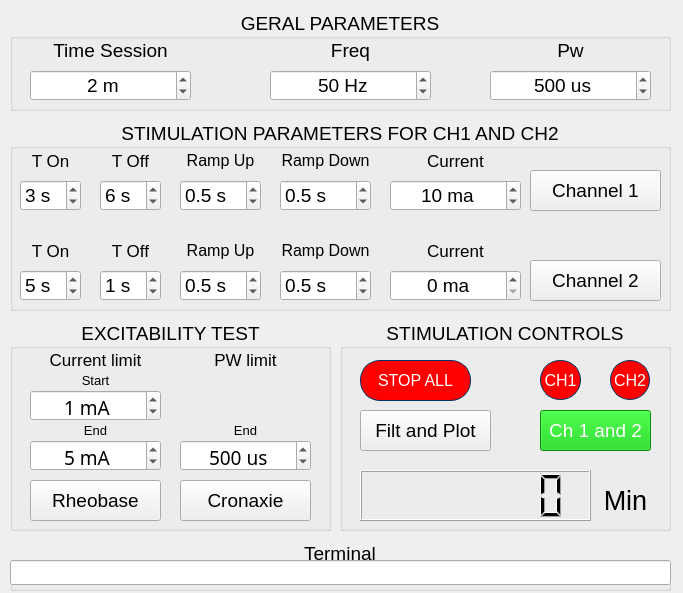
Before: the Qt Designer form Estimulema Diag and Train/Estimulema V0.3 Rv1.ui in lara-unb/Estimulema, drawn with Qt 5.
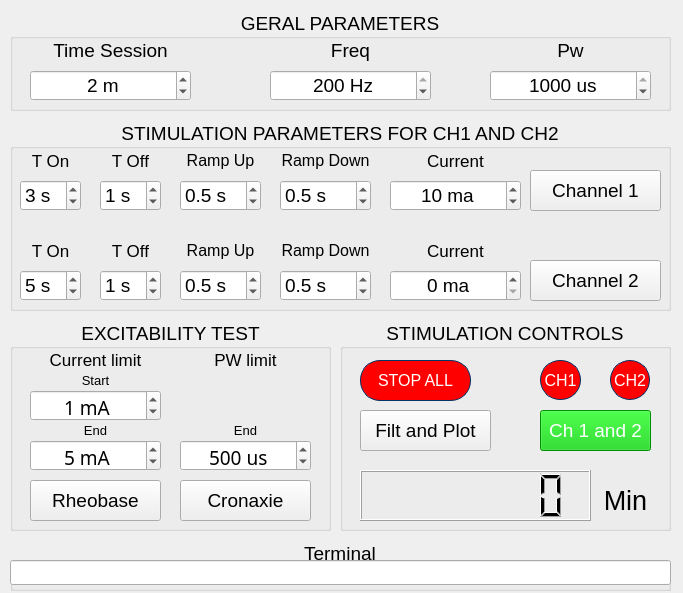
After: the same form once the commit is applied. Icons and pictures are not drawn.

Patch:
```diff
--- a/Estimulema Diag and Train/Estimulema V0.3 Rv1.ui
+++ b/Estimulema Diag and Train/Estimulema V0.3 Rv1.ui
@@ -612,7 +612,7 @@
       <number>0</number>
      </property>
      <property name="value">
-      <number>6</number>
+      <number>1</number>
      </property>
     </widget>
     <widget class="QLabel" name="label_9">
@@ -1016,7 +1016,7 @@
       <number>5</number>
      </property>
      <property name="value">
-      <number>50</number>
+      <number>200</number>
      </property>
     </widget>
     <widget class="QLabel" name="label_7">
@@ -1081,7 +1081,7 @@
       <number>50</number>
      </property>
      <property name="value">
-      <number>500</number>
+      <number>1000</number>
      </property>
     </widget>
    </widget>
```
